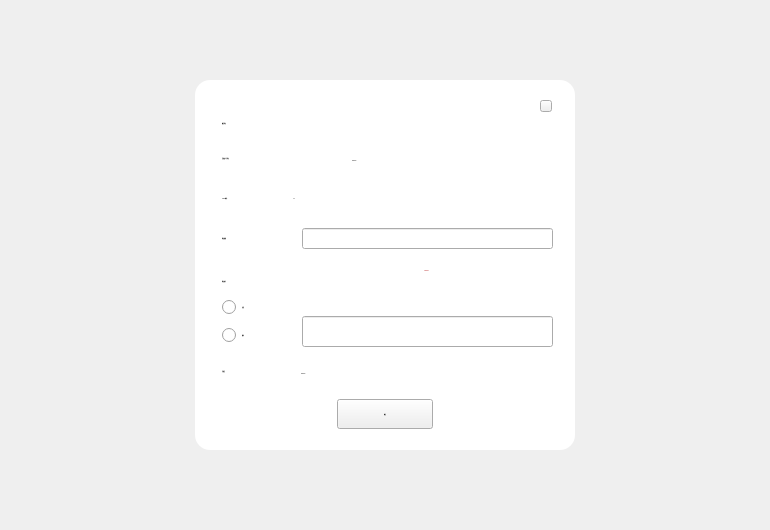
Old version of the form LNKWallet/capitalTransferPage/CapitalTransferPage.ui in the repository HcashOrg/hx-indicator.
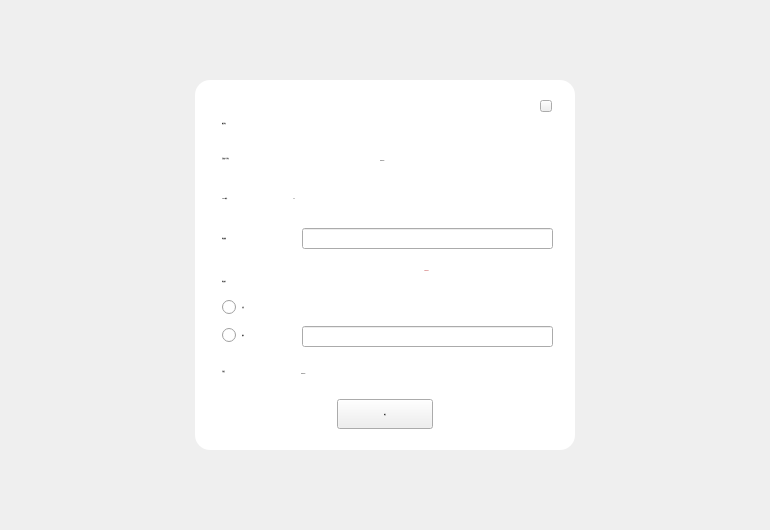
New version of the form.

Diff of the .ui file:
```diff
--- a/LNKWallet/capitalTransferPage/CapitalTransferPage.ui
+++ b/LNKWallet/capitalTransferPage/CapitalTransferPage.ui
@@ -66,7 +66,7 @@
   <widget class="QLabel" name="label_number">
    <property name="geometry">
     <rect>
-     <x>352</x>
+     <x>380</x>
      <y>150</y>
      <width>171</width>
      <height>20</height>
@@ -207,9 +207,9 @@
    <property name="geometry">
     <rect>
      <x>302</x>
-     <y>316</y>
+     <y>326</y>
      <width>251</width>
-     <height>31</height>
+     <height>21</height>
     </rect>
    </property>
    <property name="font">
```
